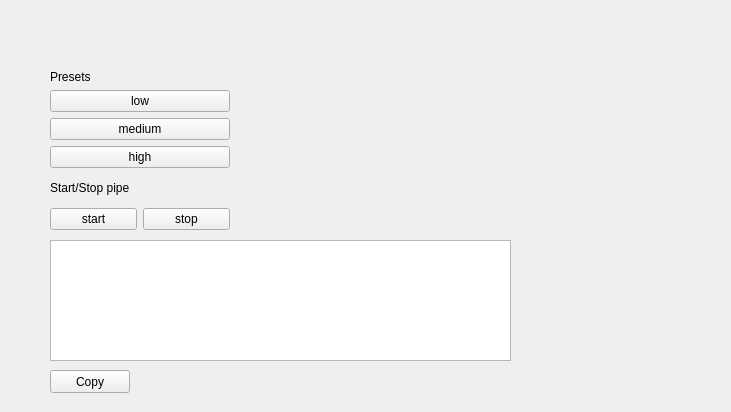
This is src/g_stream_control/resource/Demo.ui in robobe/g_stream as Qt 5 draws it before an edit. The edited form follows.
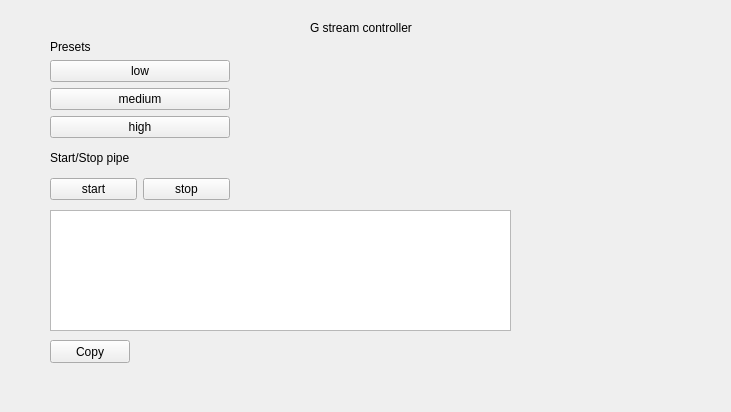
This is the edited form.

Diff of the .ui file:
```diff
--- a/src/g_stream_control/resource/Demo.ui
+++ b/src/g_stream_control/resource/Demo.ui
@@ -17,7 +17,7 @@
    <property name="geometry">
     <rect>
      <x>50</x>
-     <y>240</y>
+     <y>210</y>
      <width>461</width>
      <height>121</height>
     </rect>
@@ -27,7 +27,7 @@
    <property name="geometry">
     <rect>
      <x>50</x>
-     <y>370</y>
+     <y>340</y>
      <width>80</width>
      <height>23</height>
     </rect>
@@ -40,7 +40,7 @@
    <property name="geometry">
     <rect>
      <x>50</x>
-     <y>70</y>
+     <y>40</y>
      <width>180</width>
      <height>160</height>
     </rect>
@@ -112,6 +112,19 @@
     </item>
    </layout>
   </widget>
+  <widget class="QLabel" name="label_3">
+   <property name="geometry">
+    <rect>
+     <x>310</x>
+     <y>20</y>
+     <width>181</width>
+     <height>16</height>
+    </rect>
+   </property>
+   <property name="text">
+    <string>G stream controller</string>
+   </property>
+  </widget>
  </widget>
  <resources/>
  <connections/>
```
